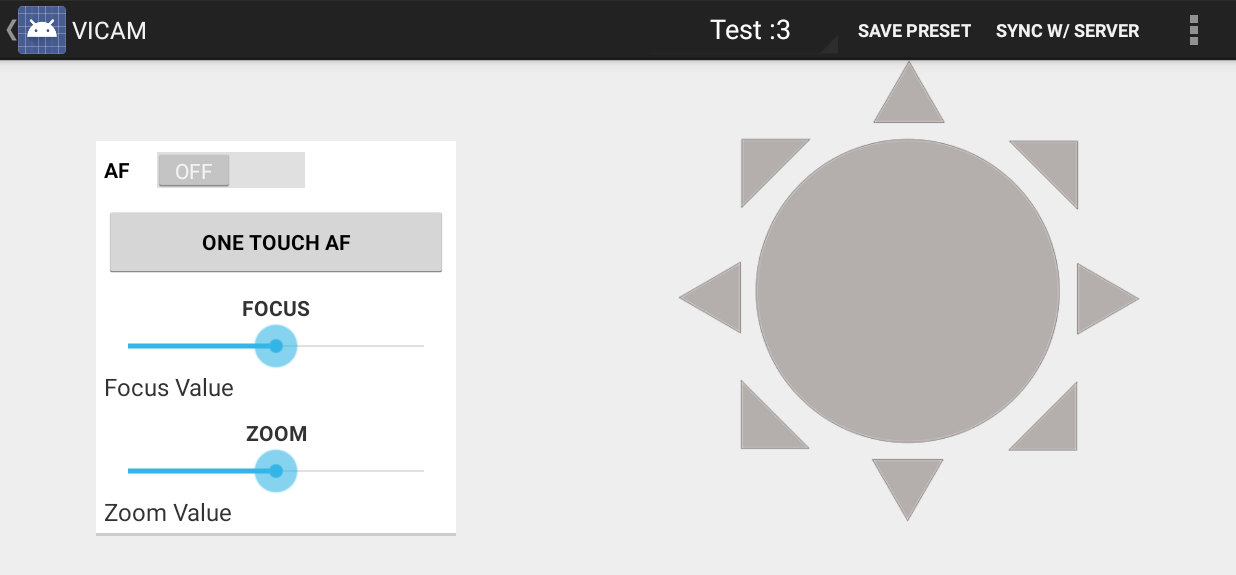
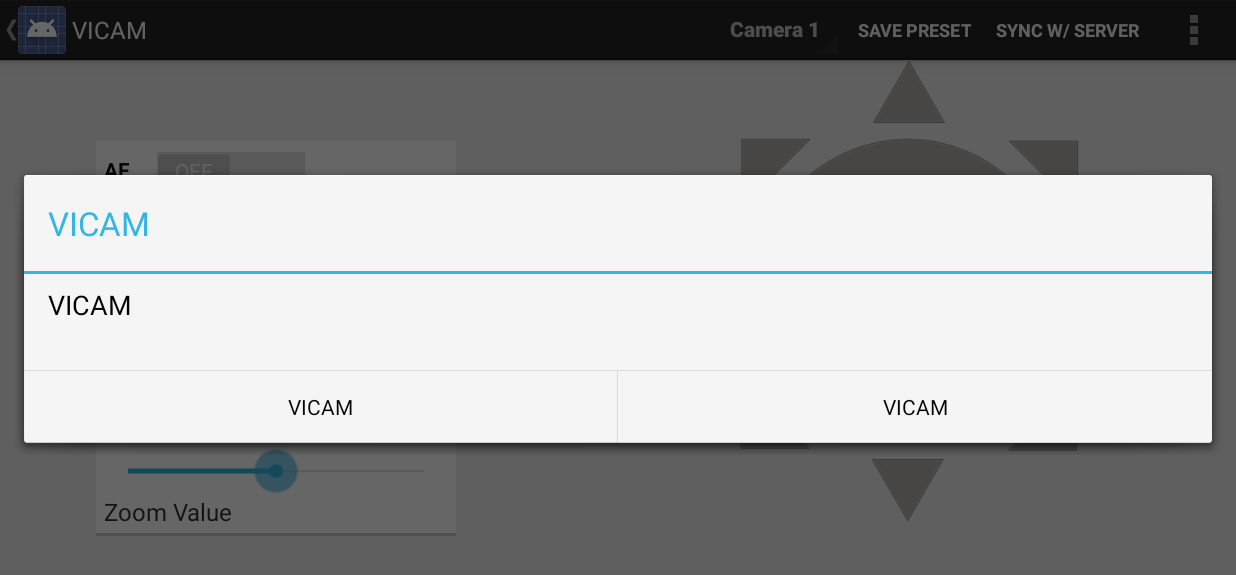
Before and after one commit to mwielondek/vicam, an Android app: the screen it shows after launch (MainActivity), after a tap on "SAVE PRESET", on a phone screen of 824 x 412 dp (held sideways). Shown: the top 575 px of the screen. Run offline under Robolectric (Android 15) with nearby library versions, the phone set to English and light mode, and no system bars; our stand-ins replace ButterKnife, Dagger/Hilt's generated code; libraries missing offline, so code that uses them is left out: com.j256.ormlite; 4 statements that could not run were skipped.

Commit message:
Added a generic alert dialog to Save preset, with buttons. Todo: Make a custom layout to this alert dialog

```diff
--- a/camera/src/main/java/com/dreamteam/vicam/view/MainActivity.java
+++ b/camera/src/main/java/com/dreamteam/vicam/view/MainActivity.java
@@ -18,6 +18,9 @@ import android.widget.SeekBar;
 import android.widget.Spinner;
 import android.widget.TextView;
 import android.widget.Toast;
+import android.app.AlertDialog;
+import android.content.DialogInterface;
+
 
 import com.dreamteam.camera.R;
 import com.dreamteam.vicam.model.pojo.Camera;
@@ -34,6 +37,7 @@ public class MainActivity extends Activity {
   private ActionBarDrawerToggle mDrawerToggle;
   private ArrayAdapter<Camera> mCameraAdapter;
   private ArrayAdapter<Preset> mPresetAdapter;
+  private AlertDialog dialogSavePreset;
 
   @InjectView(R.id.drawer_layout)
   DrawerLayout mDrawerLayout;
@@ -47,6 +51,7 @@ public class MainActivity extends Activity {
   TextView mFocusValue;
   @InjectView(R.id.zoom_value)
   TextView mZoomValue;
+
 
   @Override
   protected void onCreate(Bundle savedInstanceState) {
@@ -79,11 +84,39 @@ public class MainActivity extends Activity {
     getActionBar().setDisplayShowTitleEnabled(true);
 
     mCameraAdapter = new ArrayAdapter<Camera>(this, R.layout.change_camera_spinner);
-    mCameraAdapter.add(new Camera("127.0.0.1", "Test :3", null));
-    mCameraAdapter.add(new Camera("localhost", "Test2 >:3", null));
+    mCameraAdapter.add(new Camera("127.0.0.1", "Camera 1", null));
+    mCameraAdapter.add(new Camera("localhost", "Camera 2", null));
+    mCameraAdapter.add(new Camera("localhost", "Camera 3", null));
+    mCameraAdapter.add(new Camera("localhost", "Camera 4", null));
+    mCameraAdapter.add(new Camera("localhost", "Camera 5", null));
+    mCameraAdapter.add(new Camera("localhost", "Camera 6", null));
+    mCameraAdapter.add(new Camera("localhost", "Camera 7", null));
 
     mFocusSeekBar.setOnSeekBarChangeListener(new SeekBarChangeListener(mFocusValue));
     mZoomSeekBar.setOnSeekBarChangeListener(new SeekBarChangeListener(mZoomValue));
+
+
+
+    // Init. alert dialog for Save Preset
+    AlertDialog.Builder builderSavePreset = new AlertDialog.Builder(this);
+    builderSavePreset.setMessage(R.string.app_name).setTitle(R.string.app_name);
+
+
+    builderSavePreset.setPositiveButton(R.string.app_name, new DialogInterface.OnClickListener() {
+      public void onClick(DialogInterface dialog, int id) {
+        // User clicked OK button
+      }
+    });
+    builderSavePreset.setNegativeButton(R.string.app_name, new DialogInterface.OnClickListener() {
+      public void onClick(DialogInterface dialog, int id) {
+        // User cancelled the dialog
+      }
+    });
+
+
+
+    dialogSavePreset = builderSavePreset.create();
+
   }
 
   @Override
@@ -109,6 +142,10 @@ public class MainActivity extends Activity {
       });
 
     }
+
+
+
+
     return true;
   }
 
@@ -137,6 +174,9 @@ public class MainActivity extends Activity {
       case R.id.action_settings:
         startActivity(new Intent(this, SettingsActivity.class));
         return true;
+    case R.id.action_save_preset:
+       dialogSavePreset.show();
+       return true;
       default:
         return super.onOptionsItemSelected(item);
     }
--- a/camera/src/main/res/layout/change_camera_spinner.xml
+++ b/camera/src/main/res/layout/change_camera_spinner.xml
@@ -5,8 +5,12 @@
           android:layout_width="match_parent"
           android:layout_height="?android:attr/listPreferredItemHeight"
           android:paddingStart="?android:attr/expandableListPreferredItemPaddingLeft"
-          android:textColor="#FFF"
-          android:textSize="18sp"
+          android:textAppearance="@android:style/TextAppearance.DeviceDefault.Medium.Inverse"
+
+
+          android:textStyle="bold"
+          android:textSize="14sp"
+
 
           android:textAlignment="center"
 
--- a/camera/src/main/res/menu/main.xml
+++ b/camera/src/main/res/menu/main.xml
@@ -1,4 +1,6 @@
-<menu xmlns:android="http://schemas.android.com/apk/res/android">
+<menu xmlns:android="http://schemas.android.com/apk/res/android"
+     >
+
 
     <item android:id="@+id/action_change_camera"
           android:title="@string/change_camera"
--- a/camera/src/main/res/menu/settings.xml
+++ b/camera/src/main/res/menu/settings.xml
@@ -1,6 +1,7 @@
 <menu xmlns:android="http://schemas.android.com/apk/res/android"
       xmlns:tools="http://schemas.android.com/tools"
-      tools:context="com.dreamteam.vicam.view.SettingsActivity">
+      tools:context="com.dreamteam.vicam.view.SettingsActivity"
+      >
 
     <item android:id="@+id/action_settings"
           android:title="@string/action_settings"
```
